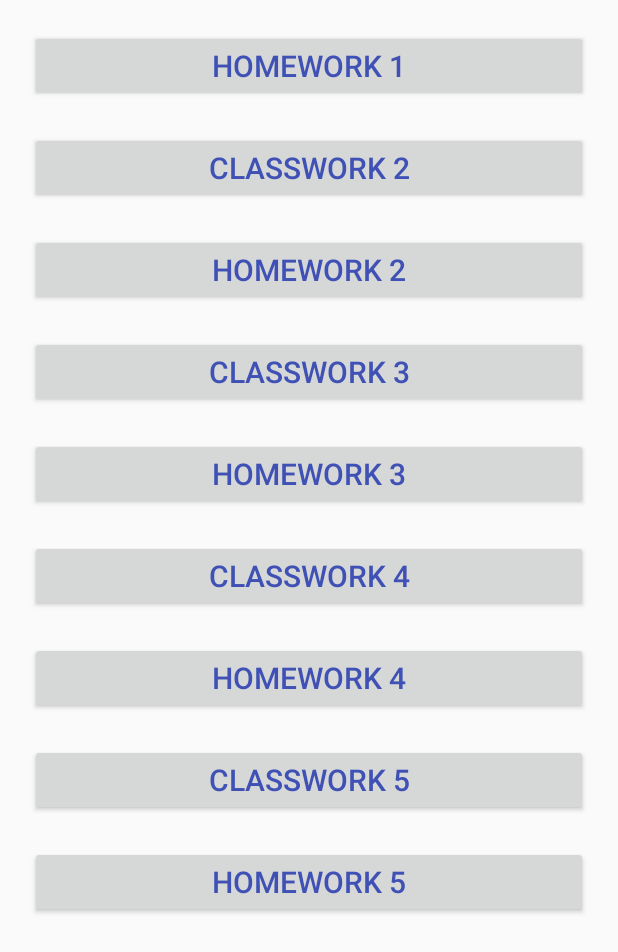
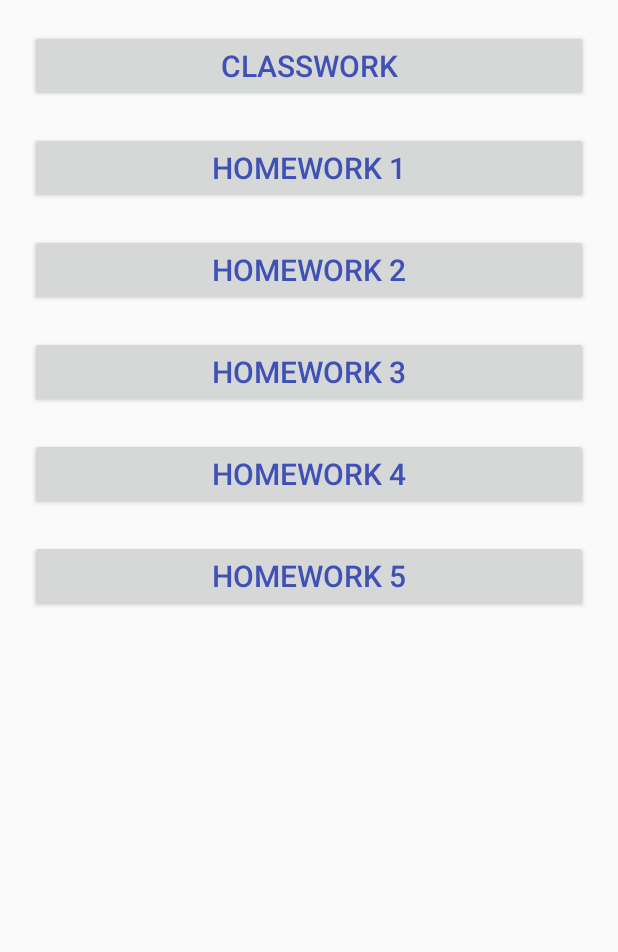
Before and after one commit to bernatik/Homework, an Android app: the screen it shows after launch (MainActivity), on a phone screen of 412 x 824 dp. Shown: the top 952 px of the screen. Run offline under Robolectric (Android 15) with nearby library versions, the phone set to English and light mode, and no system bars; libraries missing offline, so code that uses them is left out: com.squareup.leakcanary; 2 statements that could not run were skipped.

Commit message:
Add classwork activity 6

```diff
--- a/app/src/main/AndroidManifest.xml
+++ b/app/src/main/AndroidManifest.xml
@@ -33,6 +33,8 @@
 
         <activity android:name="com.alexbernat.homework4.Homework4TempActivity"/>
         <activity android:name="com.alexbernat.homework5.Homework5Activity"/>
+        <activity android:name="com.alexbernat.classwork6.Classwork6Activity">
+        </activity>
     </application>
 
 </manifest>
--- a/app/src/main/java/com/alexbernat/main/MainActivity.java
+++ b/app/src/main/java/com/alexbernat/main/MainActivity.java
@@ -7,10 +7,7 @@ import android.support.annotation.Nullable;
 import android.view.View;
 import android.widget.Button;
 
-import com.alexbernat.classwork2.Classwork2Activity;
-import com.alexbernat.classwork3.Classwork3Activity;
-import com.alexbernat.classwork4.Classwork4Activity;
-import com.alexbernat.classwork5.Classwork5Activity;
+import com.alexbernat.classwork6.Classwork6Activity;
 import com.alexbernat.homework.R;
 import com.alexbernat.homework1.Homework1Activity;
 import com.alexbernat.homework2.Homework2Activity;
@@ -38,11 +35,11 @@ public class MainActivity extends Activity {
             }
         });
 
-        Button btnClasswork2 = (Button)findViewById(R.id.button_classwork2);
-        btnClasswork2.setOnClickListener(new View.OnClickListener() {
+        Button btnClasswork = (Button)findViewById(R.id.button_classwork);
+        btnClasswork.setOnClickListener(new View.OnClickListener() {
             @Override
             public void onClick(View v) {
-                startActivity(new Intent(MainActivity.this, Classwork2Activity.class));
+                startActivity(new Intent(MainActivity.this, Classwork6Activity.class));
             }
         });
 
@@ -54,14 +51,6 @@ public class MainActivity extends Activity {
             }
         });
 
-        Button btnClasswork3 = (Button)findViewById(R.id.button_classwork3);
-        btnClasswork3.setOnClickListener(new View.OnClickListener() {
-            @Override
-            public void onClick(View v) {
-                startActivity(new Intent(MainActivity.this, Classwork3Activity.class));
-            }
-        });
-
         Button btnHomework3 = (Button)findViewById(R.id.button_homework3);
         btnHomework3.setOnClickListener(new View.OnClickListener() {
             @Override
@@ -70,27 +59,11 @@ public class MainActivity extends Activity {
             }
         });
 
-        Button btnClasswork4 = (Button)findViewById(R.id.button_classwork4);
-        btnClasswork4.setOnClickListener(new View.OnClickListener() {
-            @Override
-            public void onClick(View v) {
-                startActivity(new Intent(MainActivity.this, Classwork4Activity.class));
-            }
-        });
-
         Button btnHomework4 = (Button)findViewById(R.id.button_homework4);
         btnHomework4.setOnClickListener(new View.OnClickListener() {
             @Override
             public void onClick(View v) {
                 startActivity(new Intent(MainActivity.this, Homework4Activity.class));
-            }
-        });
-
-        Button btnClasswork5 = (Button)findViewById(R.id.button_classwork5);
-        btnClasswork5.setOnClickListener(new View.OnClickListener() {
-            @Override
-            public void onClick(View v) {
-                startActivity(new Intent(MainActivity.this, Classwork5Activity.class));
             }
         });
 
--- a/app/src/main/res/layout/activity_main.xml
+++ b/app/src/main/res/layout/activity_main.xml
@@ -8,6 +8,13 @@
               android:layout_height="wrap_content"
               android:layout_margin="@dimen/main_activity_margin"
               android:orientation="vertical">
+    <Button
+        android:id="@+id/button_classwork"
+        style="@style/buttons"
+        android:layout_width="match_parent"
+        android:layout_height="wrap_content"
+        android:layout_margin="@dimen/main_activity_margin"
+        android:text="@string/button_classwork"/>
 
     <Button
         android:id="@+id/button_homework1"
@@ -18,28 +25,12 @@
         android:text="@string/button_homework1"/>
 
     <Button
-        android:id="@+id/button_classwork2"
-        style="@style/buttons"
-        android:layout_width="match_parent"
-        android:layout_height="wrap_content"
-        android:layout_margin="@dimen/main_activity_margin"
-        android:text="@string/button_classwork2"/>
-
-    <Button
         android:id="@+id/button_homework2"
         style="@style/buttons"
         android:layout_width="match_parent"
         android:layout_height="wrap_content"
         android:layout_margin="@dimen/main_activity_margin"
         android:text="@string/button_homework2"/>
-
-    <Button
-        android:id="@+id/button_classwork3"
-        style="@style/buttons"
-        android:layout_width="match_parent"
-        android:layout_height="wrap_content"
-        android:layout_margin="@dimen/main_activity_margin"
-        android:text="@string/button_classwork3"/>
 
     <Button
         android:id="@+id/button_homework3"
@@ -50,28 +41,12 @@
         android:text="@string/button_homework3"/>
 
     <Button
-        android:id="@+id/button_classwork4"
-        style="@style/buttons"
-        android:layout_width="match_parent"
-        android:layout_height="wrap_content"
-        android:layout_margin="@dimen/main_activity_margin"
-        android:text="@string/button_classwork4"/>
-
-    <Button
         android:id="@+id/button_homework4"
         style="@style/buttons"
         android:layout_width="match_parent"
         android:layout_height="wrap_content"
         android:layout_margin="@dimen/main_activity_margin"
         android:text="@string/button_homework4"/>
-
-    <Button
-        android:id="@+id/button_classwork5"
-        style="@style/buttons"
-        android:layout_width="match_parent"
-        android:layout_height="wrap_content"
-        android:layout_margin="@dimen/main_activity_margin"
-        android:text="@string/button_classwork5"/>
 
     <Button
         android:id="@+id/button_homework5"
--- a/app/src/main/res/values/strings.xml
+++ b/app/src/main/res/values/strings.xml
@@ -2,14 +2,11 @@
     <string name="app_name">Android Development</string>
 
     <!-- Strings for Main Activity -->
+    <string name="button_classwork">Classwork</string>
     <string name="button_homework1">Homework 1</string>
-    <string name="button_classwork2">Classwork 2</string>
     <string name="button_homework2">Homework 2</string>
-    <string name="button_classwork3">Classwork 3</string>
     <string name="button_homework3">Homework 3</string>
-    <string name="button_classwork4">Classwork 4</string>
     <string name="button_homework4">Homework 4</string>
-    <string name="button_classwork5">Classwork 5</string>
     <string name="button_homework5">Homework 5</string>
 
     <!-- Strings for Homework 1 -->
```
